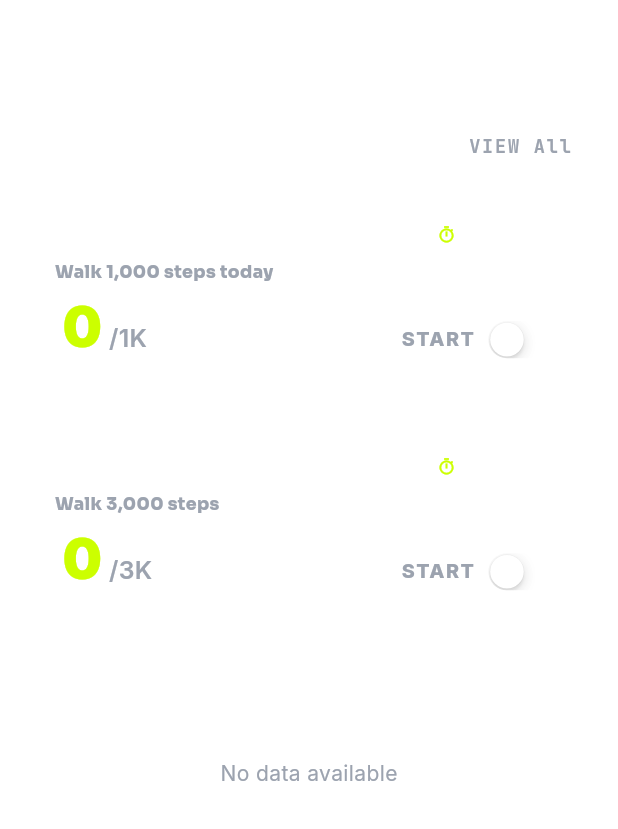
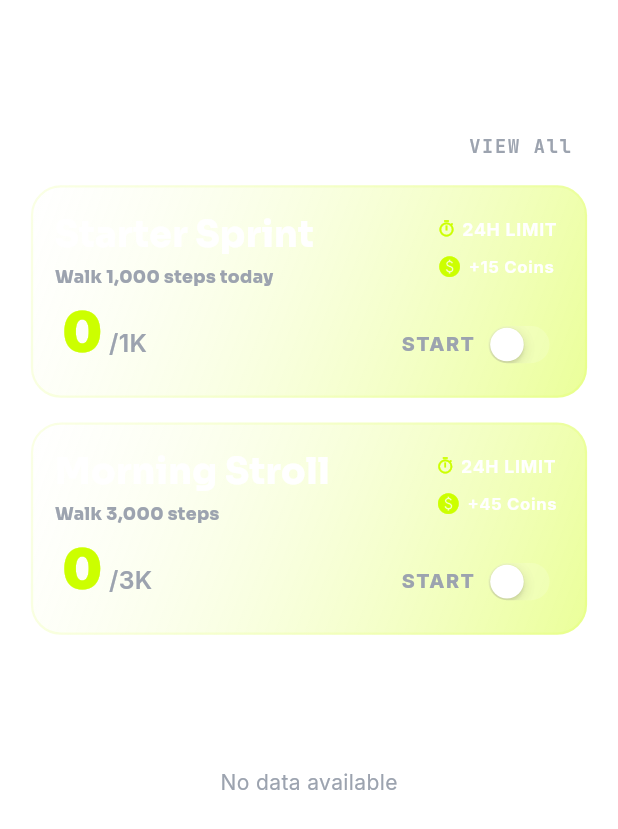
Before and after one commit to MoizRao00/build_up, a Flutter app: the ChallengeScreen screen opened directly, on a phone screen of 412 x 824 dp. Shown: the top 829 px of the screen. Run offline on Flutter 3.47's test engine with Material 3 defaults, Android fonts, the phone set to English and light mode, and no system bars; our stand-ins replace cloud_firestore, device_info_plus, firebase_auth, firebase_core, fl_chart, flutter_local_notifications and 10 more; missing offline and left inert: health, home_widget, workmanager; accounts and stored records are empty.

Commit message:
version 1

```diff
--- a/lib/features/social/presentation/screens/challenge_card.dart
+++ b/lib/features/social/presentation/screens/challenge_card.dart
@@ -32,6 +32,7 @@ class ChallengeCard extends ConsumerWidget {
     String badgeText = '${challenge.durationInHours}H LIMIT';
     Color badgeColor = AppColors.primaryEmerald;
     IconData badgeIcon = Icons.timer_outlined;
+    String coins = challenge.rewardCoins.toString();
 
     if (challenge.isFailed) {
       badgeText = 'FAILED';
@@ -55,12 +56,20 @@ class ChallengeCard extends ConsumerWidget {
     return Container(
       width: double.infinity,
       decoration: BoxDecoration(
-        color: AppColors.glassCardBackground.withOpacity(0.1),
+        // Replace the solid color with this gradient
+        gradient: LinearGradient(
+          begin: Alignment.topLeft,
+          end: Alignment.bottomRight,
+          colors: [
+            AppColors.glassCardBackground.withOpacity(0.15),
+            AppColors.primaryEmerald.withOpacity(0.4),
+          ],
+        ),
         borderRadius: BorderRadius.circular(20),
         border: Border.all(
           color: challenge.isFailed
               ? Colors.redAccent.withOpacity(0.5)
-              : AppColors.primaryEmerald.withOpacity(0.0),
+              : AppColors.primaryEmerald.withOpacity(0.1),
           width: 1.5,
         ),
       ),
@@ -76,7 +85,15 @@ class ChallengeCard extends ConsumerWidget {
                   crossAxisAlignment: CrossAxisAlignment.start,
                   children: [
                     // title and time left
+                    // Top Section: Split into Left and Right Columns
                     Row(
+                      crossAxisAlignment: CrossAxisAlignment.start,
+                      mainAxisAlignment: MainAxisAlignment.spaceBetween,
+                      children: [
+                        // Left Column: Title and Subtitle
+                        Expanded(
+                          child: Column(
+                            crossAxisAlignment: CrossAxisAlignment.start,
                             children: [
                               Text(
                                 challenge.title,
@@ -86,17 +103,33 @@ class ChallengeCard extends ConsumerWidget {
                                   fontWeight: FontWeight.w900,
                                 ),
                               ),
-                        Spacer(),
+                              SizedBox(height: size.height * 0.004),
+                              Text(
+                                challenge.subtitle,
+                                style: GoogleFonts.sora(
+                                  color: AppColors.textSecondary,
+                                  fontSize: titleFontSize / 2.5,
+                                  fontWeight: FontWeight.w900,
+                                ),
+                              ),
+                            ],
+                          ),
+                        ),
+
+                        SizedBox(width: 12), // Spacing between columns
+
+                        // Right Column: Badges (Time Limit and Coins)
+                        Column(
+                          crossAxisAlignment: CrossAxisAlignment.start, // This left-aligns the badges perfectly
+                          children: [
+                            // Time Limit Badge
                             Container(
                               padding: EdgeInsets.symmetric(
-                            horizontal: size.width * 0.001,
+                                horizontal: size.width * 0.01,
                                 vertical: size.height * 0.006,
                               ),
-                          decoration: BoxDecoration(
-                            color: Colors.transparent,
-                            borderRadius: BorderRadius.circular(10),
-                          ),
                               child: Row(
+                                mainAxisSize: MainAxisSize.min, // Prevents RenderFlex issues
                                 children: [
                                   Icon(
                                     badgeIcon,
@@ -113,21 +146,40 @@ class ChallengeCard extends ConsumerWidget {
                                       letterSpacing: 0.5,
                                     ),
                                   ),
-                              SizedBox(width: size.width * .009),
+                                ],
+                              ),
+                            ),
+
+                            // Coins Badge
+                            Container(
+                              padding: EdgeInsets.symmetric(
+                                horizontal: size.width * 0.01,
+                                vertical: size.height * 0.004,
+                              ),
+                              child: Row(
+                                mainAxisSize: MainAxisSize.min,
+                                children: [
+                                  Icon(
+                                    Icons.paid,
+                                    color: AppColors.primaryEmerald,
+                                    size: size.width * 0.04,
+                                  ),
+                                  SizedBox(width: size.width * 0.01),
+                                  Text(
+                                    "+$coins Coins",
+                                    style: GoogleFonts.inter(
+                                      color: Colors.white,
+                                      fontSize: titleFontSize / 2.6,
+                                      fontWeight: FontWeight.w700,
+                                      letterSpacing: 0.5,
+                                    ),
+                                  ),
                                 ],
                               ),
                             ),
                           ],
                         ),
-
-                    //subtitle
-                    Text(
-                      challenge.subtitle,
-                      style: GoogleFonts.sora(
-                        color: AppColors.textSecondary,
-                        fontSize: titleFontSize / 2.5,
-                        fontWeight: FontWeight.w900,
-                      ),
+                      ],
                     ),
                     SizedBox(height: size.height * 0.002),
                     //steps progress
```
Lines whose indentation alone changed are shown as unchanged.
